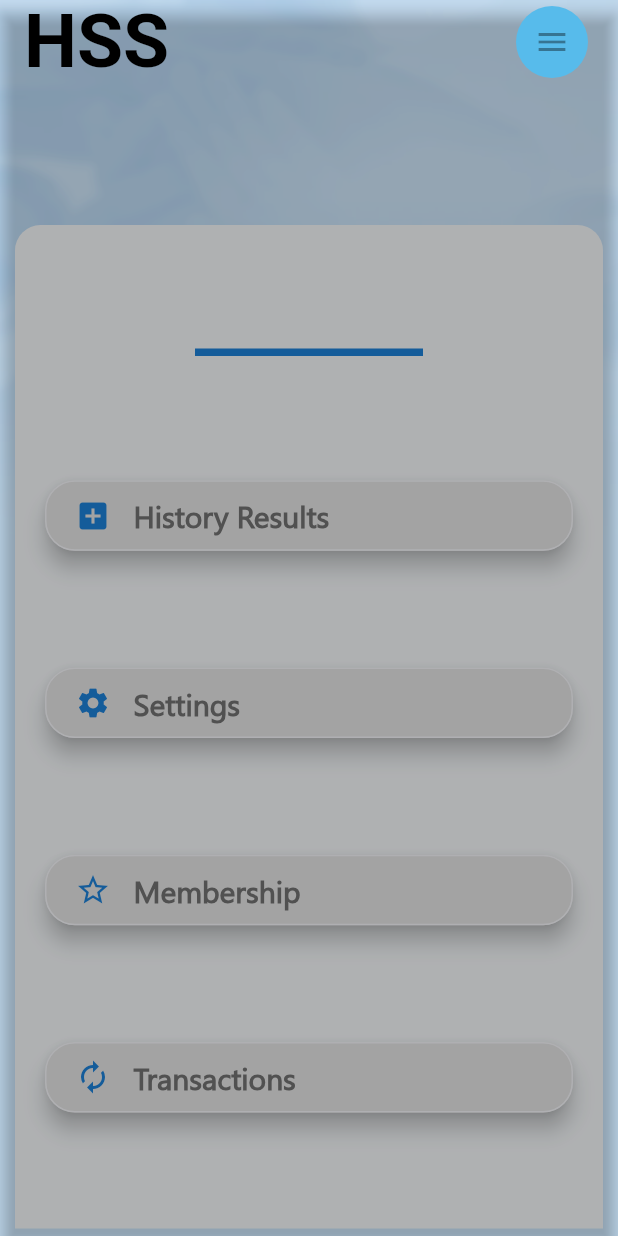
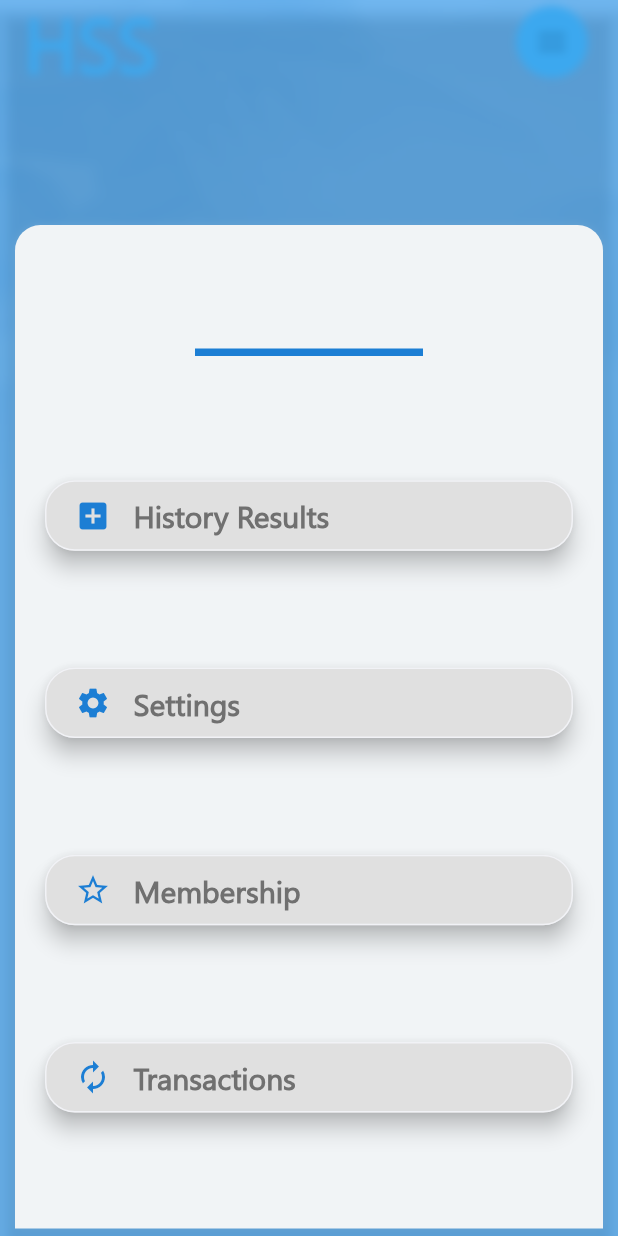
Before and after one commit to KMaslar/HSS_app, a Flutter app: the screen it shows after launch, on a phone screen of 412 x 824 dp. Run offline on Flutter 3.47's test engine with Material 2 defaults, Android fonts, the phone set to English and light mode, and no system bars.

Commit message:
version_2

```diff
--- a/lib/constants.dart
+++ b/lib/constants.dart
@@ -2,9 +2,9 @@ import 'package:flutter/material.dart';
 
 const kLabelTextStyle = TextStyle(
   fontSize: 50.0,
-  //color: Color(0x1FF57BBEB),
-  color: Colors.black,
+  color: Color(0x1FF57BBEB),
   fontWeight: FontWeight.bold,
+  fontFamily: 'SegoeUI',
 );
 
 const kButtomTextStyle = TextStyle(
--- a/lib/main.dart
+++ b/lib/main.dart
@@ -1,5 +1,4 @@
 import 'dart:ui';
-
 import 'package:flutter/material.dart';
 import 'constants.dart';
 
@@ -81,6 +80,9 @@ class _MyScreenState extends State<MyScreen> {
               ),
             ),
           ),
+          ClipRect(
+            child: Stack(
+              children: [
                 AppBar(
                   //toolbarOpacity: 0.8,
                   backgroundColor: Colors.transparent,
@@ -104,11 +106,56 @@ class _MyScreenState extends State<MyScreen> {
                       ),
                     ),],
                 ),
+                BackdropFilter(filter: ImageFilter.blur(sigmaX: 3, sigmaY: 3),
+                    child: Container(
+                      color: Colors.blue.withOpacity(0.5),
+                      child: Container(
+                        margin: EdgeInsets.fromLTRB(10.0, 150.0, 10.0, 5.0),
+                        padding: EdgeInsets.only(left: 20.0, right: 20.0),
+                        decoration: BoxDecoration(
+                          color: Color(0xFFF1F4F6),
+                          shape: BoxShape.rectangle,
+                          borderRadius: BorderRadius.only(
+                            topLeft: Radius.circular(17.0),
+                            topRight: Radius.circular(17.0),
+                          ),
+                        ),
+                        child: Column(
+                          mainAxisAlignment: MainAxisAlignment.spaceEvenly,
+                          crossAxisAlignment: CrossAxisAlignment.center,
+                          children: [
+                            Divider(
+                              color: Color(0xFF1C7ED4),
+                              indent: 100.0,
+                              endIndent: 100.0,
+                              thickness: 5.0,
+                            ),
+                            ButtomIcon(
+                              iconType: Icons.add_box,
+                              iconText: 'History Results',),
+                            ButtomIcon(
+                              iconType: Icons.settings,
+                              iconText: 'Settings',),
+                            ButtomIcon(
+                              iconType: Icons.star_border,
+                              iconText: 'Membership',),
+                            ButtomIcon(
+                              iconType: Icons.autorenew,
+                              iconText: 'Transactions',),
+                          ],
+                        ),
+                      ),
+                    ),
+                ),
+              ],
+            ),
+          ),
         ],
       ),
     );
   }
 }
+
 
 class ButtomIcon extends StatelessWidget {
 
```
Lines whose indentation alone changed are shown as unchanged.
